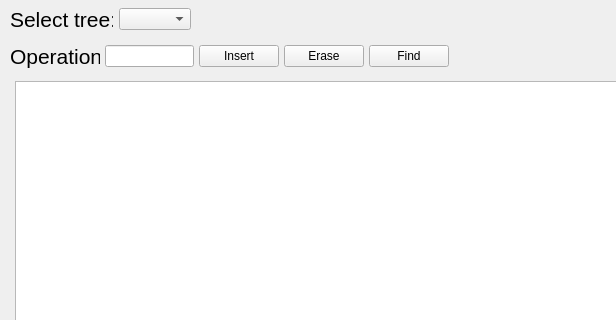
This is TreeVisualizer/mainwindow.ui in tchicherin/tree_visualizer as Qt 5 draws it before an edit; both pictures show x 0 to 616 and y 0 to 320 of the 862 by 698 pixel window. The edited form follows.
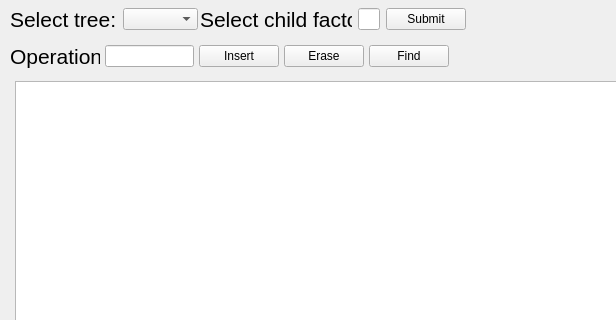
This is the edited form.

Commit message: added branching factor + saving the tree + fixes

```diff
--- a/TreeVisualizer/mainwindow.ui
+++ b/TreeVisualizer/mainwindow.ui
@@ -18,7 +18,7 @@
     <rect>
      <x>10</x>
      <y>0</y>
-     <width>181</width>
+     <width>188</width>
      <height>38</height>
     </rect>
    </property>
@@ -117,6 +117,40 @@
     </rect>
    </property>
   </widget>
+  <widget class="QWidget" name="layoutWidget_2">
+   <property name="geometry">
+    <rect>
+     <x>200</x>
+     <y>0</y>
+     <width>266</width>
+     <height>38</height>
+    </rect>
+   </property>
+   <layout class="QHBoxLayout" name="horizontalLayout_3">
+    <item>
+     <widget class="QLabel" name="label_4">
+      <property name="font">
+       <font>
+        <pointsize>16</pointsize>
+       </font>
+      </property>
+      <property name="text">
+       <string>Select child factor:</string>
+      </property>
+     </widget>
+    </item>
+    <item>
+     <widget class="QLineEdit" name="childFactorEdit"/>
+    </item>
+    <item>
+     <widget class="QPushButton" name="submitButton">
+      <property name="text">
+       <string>Submit</string>
+      </property>
+     </widget>
+    </item>
+   </layout>
+  </widget>
  </widget>
  <resources/>
  <connections/>
```
The commit also changes 6 other files.
